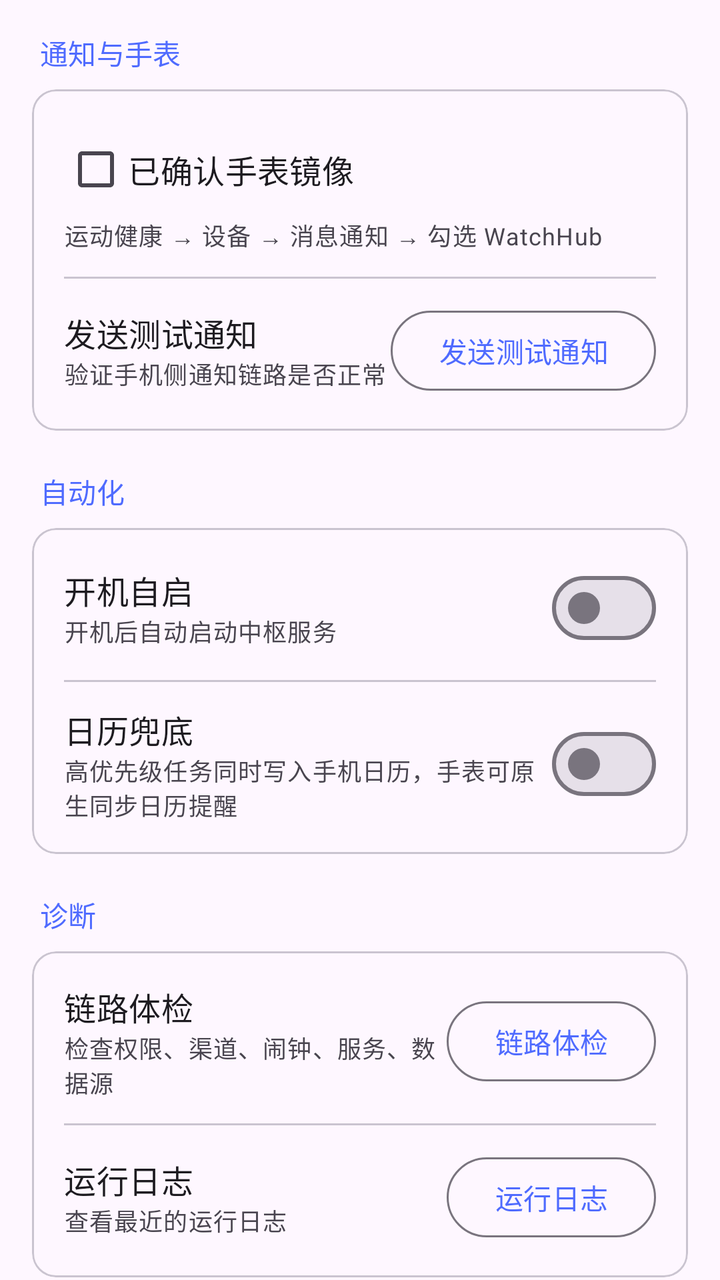
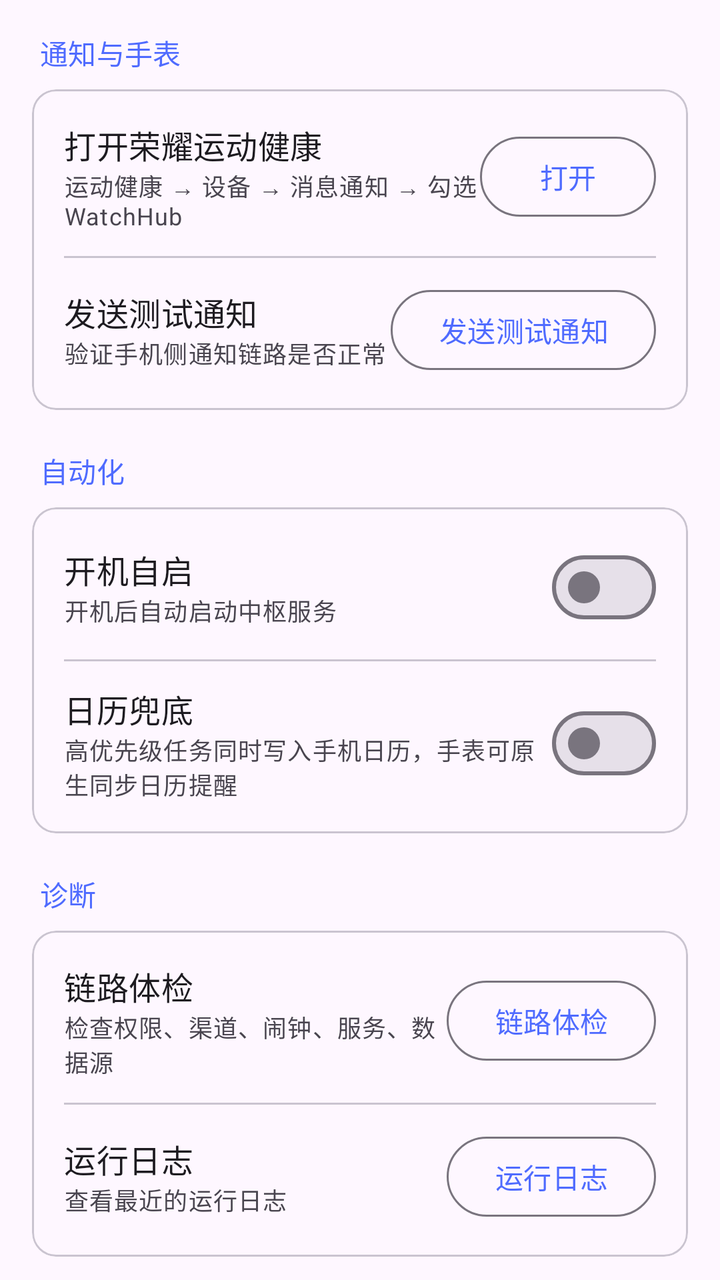

Two renders of the same Android screen: before a commit and after it. Below are the layout's source before the change and the commit's diff.
<!-- AndroidManifest.xml: application theme Theme.WatchHub -->
<!-- res/layout/fragment_settings.xml -->
<?xml version="1.0" encoding="utf-8"?>
<androidx.core.widget.NestedScrollView xmlns:android="http://schemas.android.com/apk/res/android"
    xmlns:app="http://schemas.android.com/apk/res-auto"
    android:layout_width="match_parent"
    android:layout_height="match_parent"
    android:fillViewport="true">

    <LinearLayout
        android:layout_width="match_parent"
        android:layout_height="wrap_content"
        android:orientation="vertical"
        android:padding="16dp">

        
        <TextView
            android:layout_width="match_parent"
            android:layout_height="wrap_content"
            android:paddingStart="4dp"
            android:paddingBottom="8dp"
            android:text="@string/settings_group_notify"
            android:textAppearance="?attr/textAppearanceTitleSmall"
            android:textColor="?attr/colorPrimary" />

        <com.google.android.material.card.MaterialCardView
            android:layout_width="match_parent"
            android:layout_height="wrap_content">

            <LinearLayout
                android:layout_width="match_parent"
                android:layout_height="wrap_content"
                android:orientation="vertical"
                android:padding="16dp">

                <com.google.android.material.checkbox.MaterialCheckBox
                    android:id="@+id/cb_mirror"
                    android:layout_width="match_parent"
                    android:layout_height="wrap_content"
                    android:text="@string/settings_mirror"
                    android:textAppearance="?attr/textAppearanceTitleMedium" />

                <TextView
                    android:layout_width="match_parent"
                    android:layout_height="wrap_content"
                    android:text="@string/settings_mirror_desc"
                    android:textAppearance="@style/TextAppearance.WatchHub.Caption" />

                <View
                    android:layout_width="match_parent"
                    android:layout_height="1dp"
                    android:layout_marginTop="12dp"
                    android:layout_marginBottom="12dp"
                    android:background="?attr/colorOutlineVariant" />

                <LinearLayout
                    android:layout_width="match_parent"
                    android:layout_height="wrap_content"
                    android:gravity="center_vertical"
                    android:orientation="horizontal">

                    <LinearLayout
                        android:layout_width="0dp"
                        android:layout_height="wrap_content"
                        android:layout_weight="1"
                        android:orientation="vertical">

                        <TextView
                            android:layout_width="match_parent"
                            android:layout_height="wrap_content"
                            android:text="@string/settings_test"
                            android:textAppearance="?attr/textAppearanceTitleMedium" />

                        <TextView
                            android:layout_width="match_parent"
                            android:layout_height="wrap_content"
                            android:text="@string/settings_test_desc"
                            android:textAppearance="@style/TextAppearance.WatchHub.Caption" />
                    </LinearLayout>

                    <com.google.android.material.button.MaterialButton
                        android:id="@+id/btn_test"
                        style="@style/Widget.Material3.Button.OutlinedButton"
                        android:layout_width="wrap_content"
                        android:layout_height="wrap_content"
                        android:text="@string/settings_test" />
                </LinearLayout>
            </LinearLayout>
        </com.google.android.material.card.MaterialCardView>

        
        <TextView
            android:layout_width="match_parent"
            android:layout_height="wrap_content"
            android:paddingStart="4dp"
            android:paddingTop="20dp"
            android:paddingBottom="8dp"
            android:text="@string/settings_group_automation"
            android:textAppearance="?attr/textAppearanceTitleSmall"
            android:textColor="?attr/colorPrimary" />

        <com.google.android.material.card.MaterialCardView
            android:layout_width="match_parent"
            android:layout_height="wrap_content">

            <LinearLayout
                android:layout_width="match_parent"
                android:layout_height="wrap_content"
                android:orientation="vertical"
                android:padding="16dp">

                <LinearLayout
                    android:layout_width="match_parent"
                    android:layout_height="wrap_content"
                    android:gravity="center_vertical"
                    android:orientation="horizontal">

                    <LinearLayout
                        android:layout_width="0dp"
                        android:layout_height="wrap_content"
                        android:layout_weight="1"
                        android:orientation="vertical">

                        <TextView
                            android:layout_width="match_parent"
                            android:layout_height="wrap_content"
                            android:text="@string/settings_start_on_boot"
                            android:textAppearance="?attr/textAppearanceTitleMedium" />

                        <TextView
                            android:layout_width="match_parent"
                            android:layout_height="wrap_content"
                            android:text="@string/settings_start_on_boot_desc"
                            android:textAppearance="@style/TextAppearance.WatchHub.Caption" />
                    </LinearLayout>

                    <com.google.android.material.materialswitch.MaterialSwitch
                        android:id="@+id/switch_boot"
                        android:layout_width="wrap_content"
                        android:layout_height="wrap_content" />
                </LinearLayout>

                <View
                    android:layout_width="match_parent"
                    android:layout_height="1dp"
                    android:layout_marginTop="12dp"
                    android:layout_marginBottom="12dp"
                    android:background="?attr/colorOutlineVariant" />

                <LinearLayout
                    android:layout_width="match_parent"
                    android:layout_height="wrap_content"
                    android:gravity="center_vertical"
                    android:orientation="horizontal">

                    <LinearLayout
                        android:layout_width="0dp"
                        android:layout_height="wrap_content"
                        android:layout_weight="1"
                        android:orientation="vertical">

                        <TextView
                            android:layout_width="match_parent"
                            android:layout_height="wrap_content"
                            android:text="@string/settings_calendar"
                            android:textAppearance="?attr/textAppearanceTitleMedium" />

                        <TextView
                            android:layout_width="match_parent"
                            android:layout_height="wrap_content"
                            android:text="@string/settings_calendar_desc"
                            android:textAppearance="@style/TextAppearance.WatchHub.Caption" />
                    </LinearLayout>

                    <com.google.android.material.materialswitch.MaterialSwitch
                        android:id="@+id/switch_calendar"
                        android:layout_width="wrap_content"
                        android:layout_height="wrap_content" />
                </LinearLayout>
            </LinearLayout>
        </com.google.android.material.card.MaterialCardView>

        
        <TextView
            android:layout_width="match_parent"
            android:layout_height="wrap_content"
            android:paddingStart="4dp"
            android:paddingTop="20dp"
            android:paddingBottom="8dp"
            android:text="@string/settings_group_diagnostics"
            android:textAppearance="?attr/textAppearanceTitleSmall"
            android:textColor="?attr/colorPrimary" />

        <com.google.android.material.card.MaterialCardView
            android:layout_width="match_parent"
            android:layout_height="wrap_content">

            <LinearLayout
                android:layout_width="match_parent"
                android:layout_height="wrap_content"
                android:orientation="vertical"
                android:padding="16dp">

                <LinearLayout
                    android:layout_width="match_parent"
                    android:layout_height="wrap_content"
                    android:gravity="center_vertical"
                    android:orientation="horizontal">

                    <LinearLayout
                        android:layout_width="0dp"
                        android:layout_height="wrap_content"
                        android:layout_weight="1"
                        android:orientation="vertical">

                        <TextView
                            android:layout_width="match_parent"
                            android:layout_height="wrap_content"
                            android:text="@string/settings_health"
                            android:textAppearance="?attr/textAppearanceTitleMedium" />

                        <TextView
                            android:layout_width="match_parent"
                            android:layout_height="wrap_content"
                            android:text="@string/settings_health_desc"
                            android:textAppearance="@style/TextAppearance.WatchHub.Caption" />
                    </LinearLayout>

                    <com.google.android.material.button.MaterialButton
                        android:id="@+id/btn_health"
                        style="@style/Widget.Material3.Button.OutlinedButton"
                        android:layout_width="wrap_content"
                        android:layout_height="wrap_content"
                        android:text="@string/settings_health" />
                </LinearLayout>

                <View
                    android:layout_width="match_parent"
                    android:layout_height="1dp"
                    android:layout_marginTop="12dp"
                    android:layout_marginBottom="12dp"
                    android:background="?attr/colorOutlineVariant" />

                <LinearLayout
                    android:layout_width="match_parent"
                    android:layout_height="wrap_content"
                    android:gravity="center_vertical"
                    android:orientation="horizontal">

                    <LinearLayout
                        android:layout_width="0dp"
                        android:layout_height="wrap_content"
                        android:layout_weight="1"
                        android:orientation="vertical">

                        <TextView
                            android:layout_width="match_parent"
                            android:layout_height="wrap_content"
                            android:text="@string/settings_logs"
                            android:textAppearance="?attr/textAppearanceTitleMedium" />

                        <TextView
                            android:layout_width="match_parent"
                            android:layout_height="wrap_content"
                            android:text="@string/settings_logs_desc"
                            android:textAppearance="@style/TextAppearance.WatchHub.Caption" />
                    </LinearLayout>

                    <com.google.android.material.button.MaterialButton
                        android:id="@+id/btn_logs"
                        style="@style/Widget.Material3.Button.OutlinedButton"
                        android:layout_width="wrap_content"
                        android:layout_height="wrap_content"
                        android:text="@string/settings_logs" />
                </LinearLayout>
            </LinearLayout>
        </com.google.android.material.card.MaterialCardView>

        
        <TextView
            android:layout_width="match_parent"
            android:layout_height="wrap_content"
            android:paddingStart="4dp"
            android:paddingTop="20dp"
            android:paddingBottom="8dp"
            android:text="@string/settings_group_about"
            android:textAppearance="?attr/textAppearanceTitleSmall"
            android:textColor="?attr/colorPrimary" />

        <com.google.android.material.card.MaterialCardView
            android:layout_width="match_parent"
            android:layout_height="wrap_content">

            <LinearLayout
                android:layout_width="match_parent"
                android:layout_height="wrap_content"
                android:gravity="center_vertical"
                android:orientation="horizontal"
                android:padding="16dp">

                <LinearLayout
                    android:layout_width="0dp"
                    android:layout_height="wrap_content"
                    android:layout_weight="1"
                    android:orientation="vertical">

                    <TextView
                        android:id="@+id/version"
                        android:layout_width="match_parent"
                        android:layout_height="wrap_content"
                        android:textAppearance="?attr/textAppearanceTitleMedium" />

                    <TextView
                        android:layout_width="match_parent"
                        android:layout_height="wrap_content"
                        android:text="@string/settings_version"
                        android:textAppearance="@style/TextAppearance.WatchHub.Caption" />
                </LinearLayout>

                <com.google.android.material.button.MaterialButton
                    android:id="@+id/btn_update"
                    style="@style/Widget.Material3.Button.OutlinedButton"
                    android:layout_width="wrap_content"
                    android:layout_height="wrap_content"
                    android:text="@string/settings_update" />
            </LinearLayout>
        </com.google.android.material.card.MaterialCardView>

        <View
            android:layout_width="match_parent"
            android:layout_height="24dp" />
    </LinearLayout>
</androidx.core.widget.NestedScrollView>
<!-- resources referenced by this layout -->
<resources>
  <string name="settings_calendar">日历兜底</string>
  <string name="settings_calendar_desc">高优先级任务同时写入手机日历，手表可原生同步日历提醒</string>
  <string name="settings_group_about">关于</string>
  <string name="settings_group_automation">自动化</string>
  <string name="settings_group_diagnostics">诊断</string>
  <string name="settings_group_notify">通知与手表</string>
  <string name="settings_health">链路体检</string>
  <string name="settings_health_desc">检查权限、渠道、闹钟、服务、数据源</string>
  <string name="settings_logs">运行日志</string>
  <string name="settings_logs_desc">查看最近的运行日志</string>
  <string name="settings_mirror">已确认手表镜像</string>
  <string name="settings_mirror_desc">运动健康 → 设备 → 消息通知 → 勾选 WatchHub</string>
  <string name="settings_start_on_boot">开机自启</string>
  <string name="settings_start_on_boot_desc">开机后自动启动中枢服务</string>
  <string name="settings_test">发送测试通知</string>
  <string name="settings_test_desc">验证手机侧通知链路是否正常</string>
  <string name="settings_update">检查更新</string>
  <string name="settings_version">版本</string>
  <style name="TextAppearance.WatchHub.Caption" parent="TextAppearance.Material3.BodySmall">
          <item name="android:textColor">?attr/colorOnSurfaceVariant</item>
      </style>
  <style name="Theme.WatchHub" parent="Theme.Material3.DayNight.NoActionBar">
          <item name="colorPrimary">#4F6BFF</item>
          <item name="colorSecondary">#6C5CE7</item>
      </style>
</resources>

<!-- the commit's change to res/layout/fragment_settings.xml (unified diff, before → after) -->
@@ -31,18 +31,38 @@
                 android:orientation="vertical"
                 android:padding="16dp">
 
-                <com.google.android.material.checkbox.MaterialCheckBox
-                    android:id="@+id/cb_mirror"
-                    android:layout_width="match_parent"
-                    android:layout_height="wrap_content"
-                    android:text="@string/settings_mirror"
-                    android:textAppearance="?attr/textAppearanceTitleMedium" />
-
-                <TextView
-                    android:layout_width="match_parent"
-                    android:layout_height="wrap_content"
-                    android:text="@string/settings_mirror_desc"
-                    android:textAppearance="@style/TextAppearance.WatchHub.Caption" />
+                <LinearLayout
+                    android:layout_width="match_parent"
+                    android:layout_height="wrap_content"
+                    android:gravity="center_vertical"
+                    android:orientation="horizontal">
+
+                    <LinearLayout
+                        android:layout_width="0dp"
+                        android:layout_height="wrap_content"
+                        android:layout_weight="1"
+                        android:orientation="vertical">
+
+                        <TextView
+                            android:layout_width="match_parent"
+                            android:layout_height="wrap_content"
+                            android:text="@string/settings_open_mirror"
+                            android:textAppearance="?attr/textAppearanceTitleMedium" />
+
+                        <TextView
+                            android:layout_width="match_parent"
+                            android:layout_height="wrap_content"
+                            android:text="@string/settings_open_mirror_desc"
+                            android:textAppearance="@style/TextAppearance.WatchHub.Caption" />
+                    </LinearLayout>
+
+                    <com.google.android.material.button.MaterialButton
+                        android:id="@+id/btn_open_mirror"
+                        style="@style/Widget.Material3.Button.OutlinedButton"
+                        android:layout_width="wrap_content"
+                        android:layout_height="wrap_content"
+                        android:text="@string/settings_open_mirror_action" />
+                </LinearLayout>
 
                 <View
                     android:layout_width="match_parent"
<!-- resource entries referenced after the edit -->
@@ -10,8 +10,9 @@
   <string name="settings_health_desc">检查权限、渠道、闹钟、服务、数据源</string>
   <string name="settings_logs">运行日志</string>
   <string name="settings_logs_desc">查看最近的运行日志</string>
-  <string name="settings_mirror">已确认手表镜像</string>
-  <string name="settings_mirror_desc">运动健康 → 设备 → 消息通知 → 勾选 WatchHub</string>
+  <string name="settings_open_mirror">打开荣耀运动健康</string>
+  <string name="settings_open_mirror_action">打开</string>
+  <string name="settings_open_mirror_desc">运动健康 → 设备 → 消息通知 → 勾选 WatchHub</string>
   <string name="settings_start_on_boot">开机自启</string>
   <string name="settings_start_on_boot_desc">开机后自动启动中枢服务</string>
   <string name="settings_test">发送测试通知</string>
